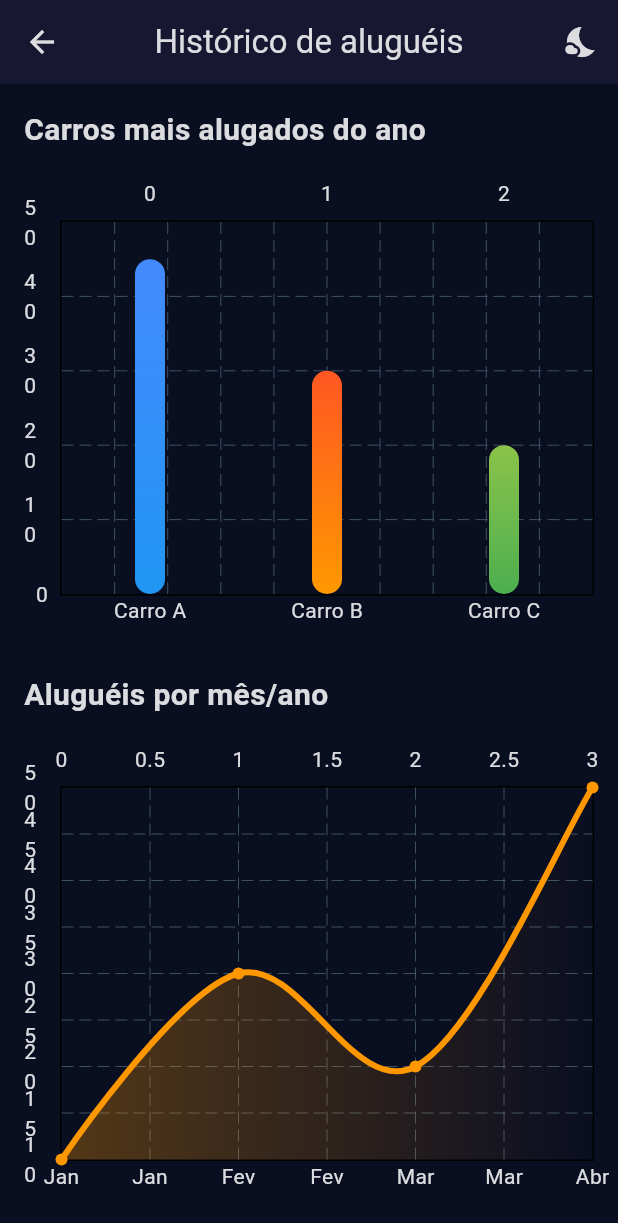
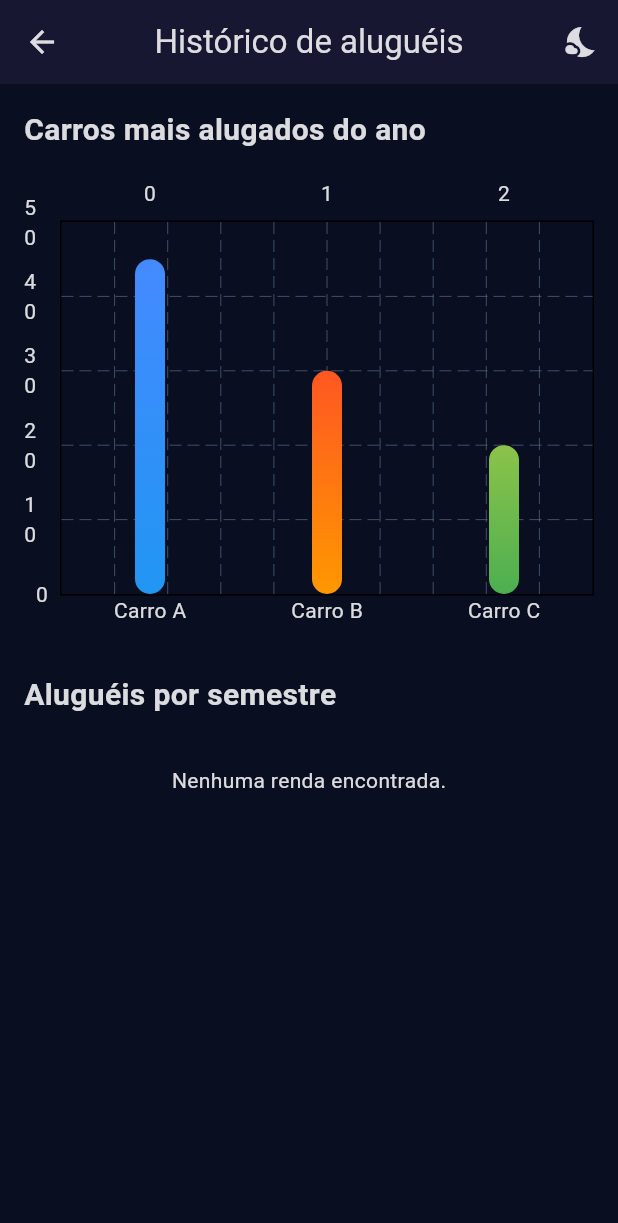
Before and after one commit to DouglaSantos777/ConnectCar, a Flutter app: the HistoricoScreen screen opened directly, after a tap on the "wb sunny" icon, on a phone screen of 412 x 824 dp. Shown: the top 1223 px of the screen. Run offline on Flutter 3.47's test engine with Material 3 defaults, Android fonts, the phone set to English and light mode, and no system bars; drawn by our look-alikes of fl_chart; our stand-ins replace drift, flutter_riverpod, hive, hive_flutter, image_picker; accounts and stored records are empty; generated files the repository leaves out were written again.

Commit message:
feat: integração de gráfico

```diff
--- a/lib/screens/historico_screen.dart
+++ b/lib/screens/historico_screen.dart
@@ -1,7 +1,6 @@
 import 'package:connectcar/widgets/custom_app_bar.dart';
 import 'package:connectcar/widgets/graficos/grafico_barras.dart';
-import 'package:connectcar/widgets/graficos/grafico_linhas.dart';
-import 'package:connectcar/widgets/graficos/grafico_pizza.dart';
+import 'package:connectcar/widgets/graficos/grafico_alugueis.dart';
 import 'package:flutter/material.dart';
 
 class HistoricoScreen extends StatelessWidget {
@@ -24,18 +23,11 @@ class HistoricoScreen extends StatelessWidget {
             GraficoBarras(),
             SizedBox(height: 32),
             Text(
-              'Aluguéis por mês/ano',
+              'Aluguéis por semestre',
               style: TextStyle(fontSize: 20, fontWeight: FontWeight.bold),
             ),
-            SizedBox(height: 16),
-            GraficoLinhas(),
             SizedBox(height: 32),
-            Text(
-              'Receita total do período',
-              style: TextStyle(fontSize: 20, fontWeight: FontWeight.bold),
-            ),
-            SizedBox(height: 16),
-            GraficoPizza(),
+            GraficoAlugueis()
           ],
         ),
       ),
--- /dev/null
+++ b/lib/widgets/graficos/grafico_alugueis.dart
@@ -0,0 +1,118 @@
+import 'package:connectcar/riverpod/rents_notifier.dart';
+import 'package:fl_chart/fl_chart.dart';
+import 'package:flutter/material.dart';
+import 'package:flutter_riverpod/flutter_riverpod.dart';
+
+class GraficoAlugueis extends ConsumerWidget {
+  const GraficoAlugueis({super.key});
+
+  @override
+  Widget build(BuildContext context, WidgetRef ref) {
+    final rents = ref.watch(rentsProvider);
+
+    if (rents.isEmpty) {
+      return const Center(child: Text("Nenhuma renda encontrada."));
+    }
+
+    final totalRents = rents.length;
+    final rentCountsByMonth = <int, int>{};
+
+    for (var rent in rents) {
+      final rentMonth = rent.rentDate.month;
+      rentCountsByMonth[rentMonth] = (rentCountsByMonth[rentMonth] ?? 0) + 1;
+    }
+
+    final sections = rentCountsByMonth.entries.map((entry) {
+      final month = entry.key;
+      final count = entry.value;
+      final percentage = (count / totalRents) * 100;
+
+      Color color;
+      switch (month) {
+        case 1:
+          color = Colors.green;
+          break;
+        case 2:
+          color = Colors.blue;
+          break;
+        case 3:
+          color = Colors.red;
+          break;
+        case 4:
+          color = Colors.amber;
+          break;
+        case 5:
+          color = Colors.purple;
+          break;
+        case 6:
+          color = Colors.teal;
+          break;
+        default:
+          color = Colors.orange;
+          break;
+      }
+
+      return PieChartSectionData(
+        value: percentage,
+        color: color,
+        title: '${percentage.toStringAsFixed(1)}%',
+        radius: 60,
+      );
+    }).toList();
+
+    return SizedBox(
+      height: 300,
+      child: Column(
+        children: [
+          Expanded(
+            child: PieChart(
+              PieChartData(
+                sectionsSpace: 4,
+                centerSpaceRadius: 40,
+                sections: sections,
+              ),
+            ),
+          ),
+          Padding(
+            padding: const EdgeInsets.all(8.0),
+            child: Wrap(
+              alignment: WrapAlignment.center,
+              spacing: 16,
+              runSpacing: 8,
+              children: rentCountsByMonth.entries.map((entry) {
+                final month = entry.key;
+                final color = switch (month) {
+                  1 => Colors.green,
+                  2 => Colors.blue,
+                  3 => Colors.red,
+                  4 => Colors.amber,
+                  5 => Colors.purple,
+                  6 => Colors.teal,
+                  _ => Colors.orange,
+                };
+
+                final monthName = switch (month) {
+                  1 => 'Janeiro',
+                  2 => 'Fevereiro',
+                  3 => 'Março',
+                  4 => 'Abril',
+                  5 => 'Maio',
+                  6 => 'Junho',
+                  _ => 'Outro',
+                };
+
+                return Row(
+                  children: [
+                    Icon(Icons.circle, color: color, size: 16),
+                    const SizedBox(width: 5),
+                    Text(monthName),
+                  ],
+                );
+              }).toList(),
+            ),
+          ),
+        ],
+      ),
+    );
+  }
+}
--- a/lib/widgets/graficos/grafico_linhas.dart
+++ /dev/null
@@ -1,69 +0,0 @@
-import 'package:fl_chart/fl_chart.dart';
-import 'package:flutter/material.dart';
-
-class GraficoLinhas extends StatelessWidget {
-  const GraficoLinhas({
-    super.key,
-  });
-
-  @override
-  Widget build(BuildContext context) {
-    return SizedBox(
-      height: 300,
-      child: LineChart(
-        LineChartData(
-          gridData: const FlGridData(show: true),
-          titlesData: FlTitlesData(
-            rightTitles: AxisTitles(sideTitles: SideTitles(showTitles: false)),
-            bottomTitles: AxisTitles(
-              sideTitles: SideTitles(
-                showTitles: true,
-                reservedSize: 20,
-                getTitlesWidget: (value, meta) {
-                  switch (value.toInt()) {
-                    case 0:
-                      return const Text('Jan');
-                    case 1:
-                      return const Text('Fev');
-                    case 2:
-                      return const Text('Mar');
-                    case 3:
-                      return const Text('Abr');
-                    default:
-                      return Container();
-                  }
-                },
-              ),
-            ),
-            leftTitles: AxisTitles(
-              sideTitles: SideTitles(
-                showTitles: true,
-                reservedSize: 24,
-              ),
-            ),
-          ),
-          lineBarsData: [
-            LineChartBarData(
-              isCurved: true,
-              spots: const [
-                FlSpot(0, 10),
-                FlSpot(1, 30),
-                FlSpot(2, 20),
-                FlSpot(3, 50),
-              ],
-              barWidth: 4,
-              belowBarData: BarAreaData(
-                show: true,
-                gradient: LinearGradient(
-                  colors: [Colors.orange.withOpacity(0.3), Colors.orange.withOpacity(0)],
-                ),
-              ),
-              dotData: const FlDotData(show: true),
-              color: Colors.orange,
-            ),
-          ],
-        ),
-      ),
-    );
-  }
-}
--- a/lib/widgets/graficos/grafico_pizza.dart
+++ /dev/null
@@ -1,64 +0,0 @@
-import 'package:fl_chart/fl_chart.dart';
-import 'package:flutter/material.dart';
-
-
-class GraficoPizza extends StatelessWidget {
-  const GraficoPizza({
-    super.key,
-  });
-
-  @override
-  Widget build(BuildContext context) {
-    return SizedBox(
-      height: 300,
-      child: Column(
-        children: [
-          Expanded(
-            child: PieChart(
-              PieChartData(
-                sectionsSpace: 4,
-                centerSpaceRadius: 40,
-                sections: [
-                  PieChartSectionData(
-                    value: 10,
-                    color: Colors.green,
-                    title: '10%',
-                    radius: 60,
-                  ),
-                  PieChartSectionData(
-                    value: 40,
-                    color: Colors.blue,
-                    title: '40%',
-                    radius: 70,
-                  ),
-                  PieChartSectionData(
-                    value: 30,
-                    color: Colors.red,
-                    title: '30%',
-                    radius: 65,
-                  ),
-                ],
-              ),
-            ),
-          ),
-          const Row(
-            mainAxisAlignment: MainAxisAlignment.center,
-            children: [
-              Icon(Icons.circle, color: Colors.green, size: 16),
-              SizedBox(width: 5),
-              Text('Janeiro'),
-              SizedBox(width: 16),
-              Icon(Icons.circle, color: Colors.blue, size: 16),
-              SizedBox(width: 5),
-              Text('Fevereiro'),
-              SizedBox(width: 16),
-              Icon(Icons.circle, color: Colors.red, size: 16),
-              SizedBox(width: 5),
-              Text('Março'),
-            ],
-          ),
-        ],
-      ),
-    );
-  }
-}
```
